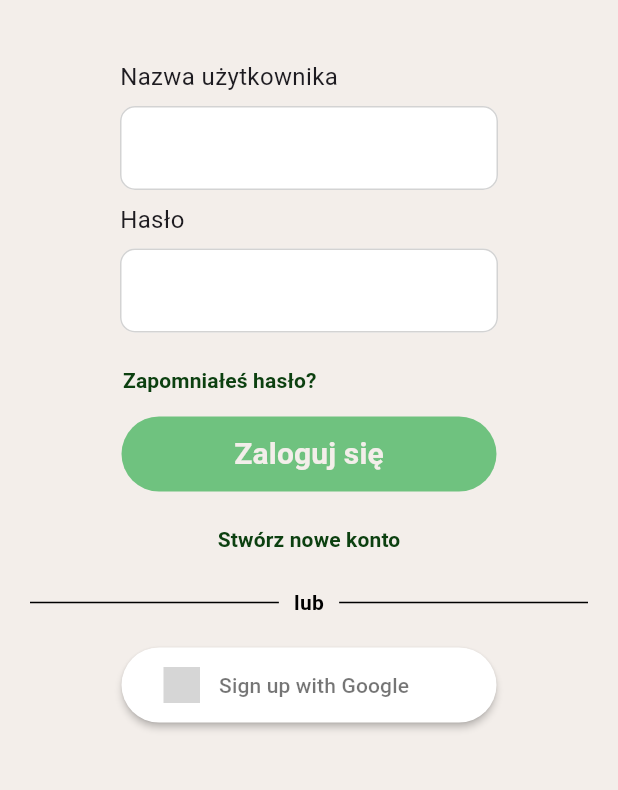
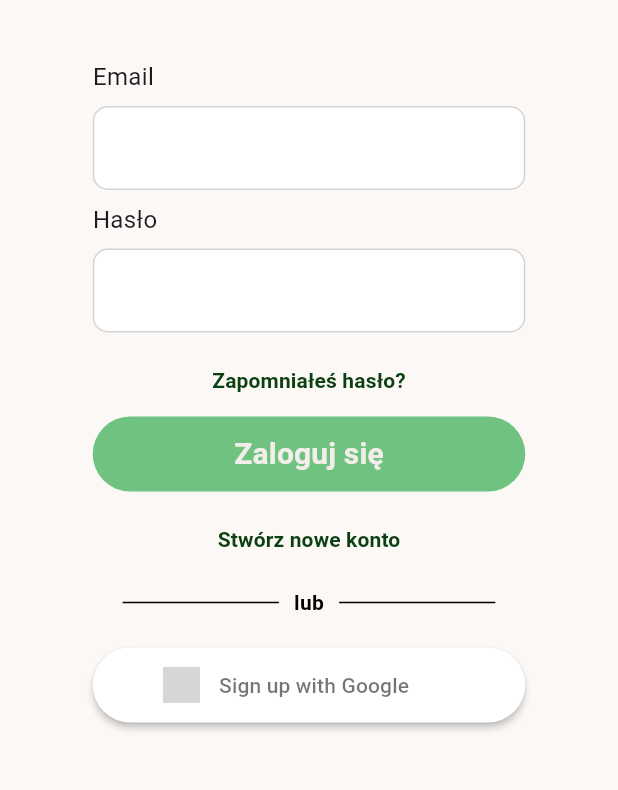
Before and after one commit to jgeb28/AleOkaz, a Flutter app: the screen it shows after launch, after a tap on "To login", on a phone screen of 412 x 824 dp, the part 152-942 px from its top. Run offline on Flutter 3.47's test engine with Material 3 defaults, Android fonts, the phone set to English and light mode, and no system bars; drawn by our look-alikes of sign_in_button; grey boxes are pictures that could not be loaded.

Commit message:
taken labelinput from RegisterUI

```diff
--- a/frontend/lib/screens/login/login.dart
+++ b/frontend/lib/screens/login/login.dart
@@ -1,3 +1,4 @@
+import 'package:ale_okaz/utils/colors.dart';
 import 'package:flutter/material.dart';
 import 'package:sign_in_button/sign_in_button.dart';
 import 'package:ale_okaz/widgets/label_input.dart';
@@ -7,22 +8,24 @@ import 'package:ale_okaz/widgets/line_divider.dart';
 import 'package:ale_okaz/main.dart';
 import 'package:ale_okaz/screens/register/register.dart';
 
-
-
 class LoginScreen extends StatelessWidget {
   LoginScreen({super.key});
 
   final GlobalKey<FormState> _formKey = GlobalKey<FormState>();
-  final TextEditingController _usernameController = TextEditingController();
+  final TextEditingController _emailController = TextEditingController();
   final TextEditingController _passowrdController = TextEditingController();
-
 
   @override
   Widget build(BuildContext context) {
-    return MaterialApp(
-      home: Scaffold(
-        backgroundColor: const Color(0xfff3eeea),
+    final horizonalMargin = MediaQuery.of(context).size.width * 0.15;
+    final verticalMargin = MediaQuery.of(context).size.height * 0;
+
+    return Scaffold(
+        backgroundColor: primaryBackgroundColor,
         body: SingleChildScrollView(
+          child: Container(
+            margin: EdgeInsets.symmetric(
+                horizontal: horizonalMargin, vertical: verticalMargin),
             child: Form(
               key: _formKey,
               child: Column(
@@ -31,35 +34,31 @@ class LoginScreen extends StatelessWidget {
                     name: 'AleOkaz',
                   ),
                   LabelInput(
-                  labelName: 'Nazwa użytkownika',
+                      labelName: 'Email',
                       isObscured: false,
-                  controller: _usernameController,
-
-                ),
+                      controller: _emailController,
+                      validator: (String? value) {
+                        if (value == null) {}
+                      }),
                   LabelInput(
                       labelName: 'Hasło',
                       isObscured: true,
                       controller: _passowrdController,
-                ),
-                Padding(
-                  padding: const EdgeInsets.only(left: 70),
-                  child: Row(
-                    crossAxisAlignment: CrossAxisAlignment.start,
-                    children: [
+                      validator: (String? value) {
+                        return null;
+                      }),
                   TextButton(
-                        onPressed: () { },
-                        child: const Text('Zapomniałeś hasło?',
+                    onPressed: () {},
+                    child: const Text(
+                      'Zapomniałeś hasło?',
                       style: TextStyle(
                         color: Color(0xFF0C4010),
                         fontWeight: FontWeight.bold,
                       ),
                     ),
                   ),
-                    ],
-                  ),
-                ),
                   SizedBox(
-                  width: 250,
+                    width: double.maxFinite,
                     height: 50,
                     child: FilledButton(
                       style: FilledButton.styleFrom(
@@ -69,10 +68,13 @@ class LoginScreen extends StatelessWidget {
                       onPressed: () {
                         if (_formKey.currentState!.validate()) {
                           Navigator.of(context).push(MaterialPageRoute(
-                          builder: (context) => MyApp(username: _usernameController.text,)));
+                              builder: (context) => MyApp(
+                                    username: _emailController.text,
+                                  )));
                         }
                       },
-                    child: const Text('Zaloguj się',
+                      child: const Text(
+                        'Zaloguj się',
                         style: TextStyle(
                           color: Color(0xfff3eeea),
                           fontWeight: FontWeight.bold,
@@ -86,12 +88,14 @@ class LoginScreen extends StatelessWidget {
                     child: TextButton(
                       onPressed: () {
                         Navigator.of(context).push(MaterialPageRoute(
-                          builder: (context) => const RegisterScreen()));
+                            builder: (context) => RegisterScreen()));
                       },
-                    child: const Text('Stwórz nowe konto',
+                      child: const Text(
+                        'Stwórz nowe konto',
                         style: TextStyle(
                           color: Color(0xFF0C4010), // Set link color
-                      fontWeight: FontWeight.bold, // Underline text like a link
+                          fontWeight:
+                              FontWeight.bold, // Underline text like a link
                         ),
                       ),
                     ),
@@ -100,23 +104,23 @@ class LoginScreen extends StatelessWidget {
                   Padding(
                     padding: const EdgeInsets.only(top: 20),
                     child: SizedBox(
-                    width: 250,
+                      width: double.maxFinite,
                       height: 50,
                       child: SignInButton(
                         Buttons.google,
                         text: "Sign up with Google",
                         shape: RoundedRectangleBorder(
-                              borderRadius: BorderRadius.circular(30), // Make it rounded
+                          borderRadius:
+                              BorderRadius.circular(30), // Make it rounded
                         ),
-                            onPressed: () { },
+                        onPressed: () {},
                       ),
                     ),
                   ),
                 ],
               ),
             ),
-        )
           ),
-    );
+        ));
   }
 }
--- a/frontend/lib/widgets/label_input.dart
+++ b/frontend/lib/widgets/label_input.dart
@@ -1,28 +1,28 @@
 import 'package:flutter/material.dart';
 
 class LabelInput extends StatelessWidget {
+  final String labelName;
+  final bool isObscured;
+  final TextEditingController controller;
+  final String? hintText;
+  final String? Function(String?) validator;
+
   const LabelInput({
     required this.labelName,
     required this.controller,
+    required this.validator,
     this.isObscured = false,
     this.hintText,
     super.key,
   });
 
-  final String labelName;
-  final bool isObscured;
-  final TextEditingController controller;
-  final String? hintText;
-
   @override
   Widget build(BuildContext context) {
-    return Padding(
-      padding: const EdgeInsets.only(left: 80, right: 80),
-      child: Row(
+    return Row(
       mainAxisAlignment: MainAxisAlignment.center,
       children: [
-          Expanded (
-            child : Padding(
+        Expanded(
+          child: Padding(
             padding: const EdgeInsets.only(bottom: 8),
             child: Column(
               crossAxisAlignment: CrossAxisAlignment.start,
@@ -48,24 +48,16 @@ class LabelInput extends StatelessWidget {
                       borderSide: BorderSide(
                           width: 1.0,
                           color: Color.fromARGB(255, 211, 211, 211),
-                        style: BorderStyle.solid
+                          style: BorderStyle.solid),
                     ),
                   ),
+                  validator: validator,
                 ),
-                  validator: (String? value) {
-                    if (value == null || value.isEmpty) {
-                      return 'Należy wypełnić pole';
-                    }
-                    return null;
-                  },
-                ),
-
               ],
             ),
           ),
         ),
       ],
-      ),
     );
   }
 }
```
Lines whose indentation alone changed are shown as unchanged.
